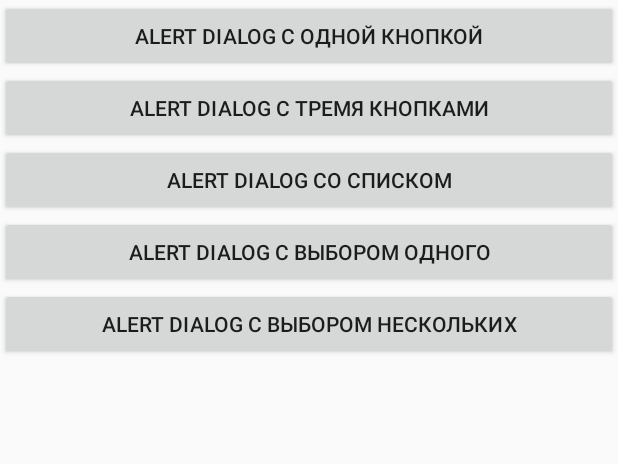
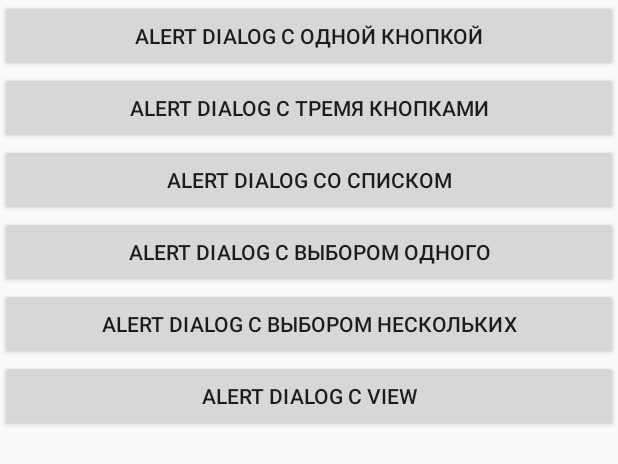
Before and after one commit to GeekBrainsAndroid/Android2019_2, an Android app: the layout activity_main.xml on its own in the app's theme, with its tools: preview values and no code run, on a phone screen of 412 x 824 dp. Shown: the top 464 px of the screen. Run offline under Robolectric (Android 15) with nearby library versions, the phone set to English and light mode, and no system bars.

Commit message:
AlertDialog: Установка собственного макета в диалоге

```diff
--- a/Lesson-2/AlertDialog/app/src/main/res/layout/activity_main.xml
+++ b/Lesson-2/AlertDialog/app/src/main/res/layout/activity_main.xml
@@ -33,4 +33,10 @@
         android:layout_width="match_parent"
         android:layout_height="wrap_content"
         android:text="@string/alert_dialog_list_multi" />
+
+    <Button
+        android:id="@+id/alertDialogView"
+        android:layout_width="match_parent"
+        android:layout_height="wrap_content"
+        android:text="@string/alert_dialog_view" />
 </LinearLayout>
--- a/Lesson-2/AlertDialog/app/src/main/res/values/strings.xml
+++ b/Lesson-2/AlertDialog/app/src/main/res/values/strings.xml
@@ -11,4 +11,5 @@
     <string name="yes">Да</string>
     <string name="no">Нет</string>
     <string name="dunno">Не знаю</string>
+    <string name="alert_dialog_view">Alert Dialog с View</string>
 </resources>
```
Also changed, not shown: Lesson-2/AlertDialog/app/src/main/java/ru/geekbrains/alertdialog/MainActivity.java (+26 -0 lines), Lesson-2/AlertDialog/app/src/main/res/layout/alert_dialog.xml (added, +12 -0 lines).
